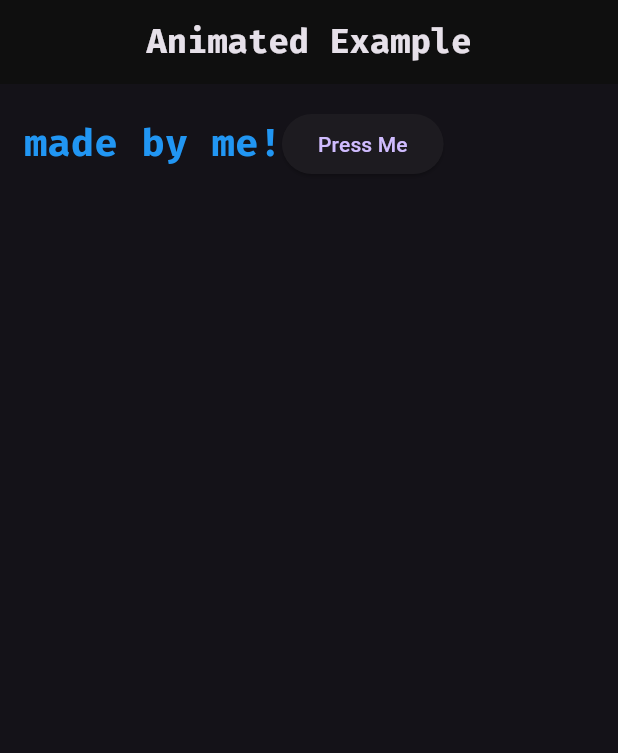
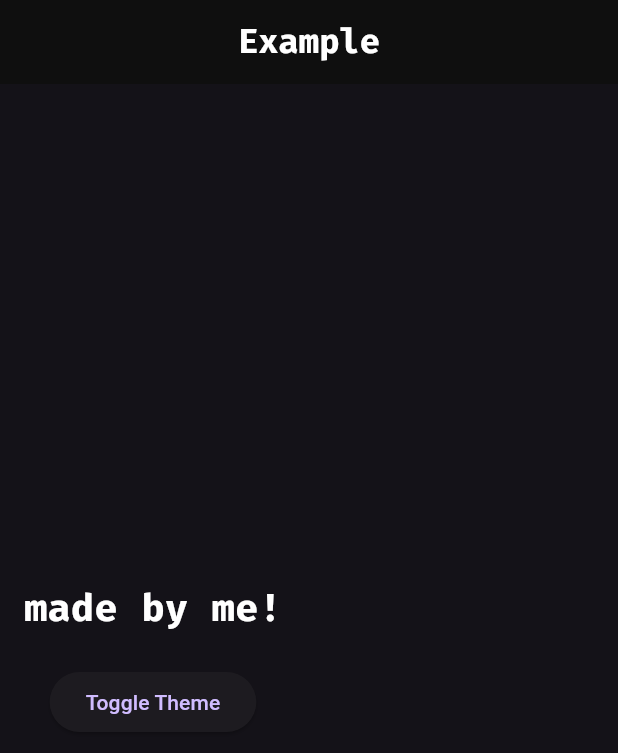
Before and after one commit to kirtimz/flutter, a Flutter app: the screen it shows after launch, on a phone screen of 412 x 824 dp. Shown: the top 753 px of the screen. Run offline on Flutter 3.47's test engine with Material 3 defaults, Android fonts, the phone set to English and light mode, and no system bars.

Commit message:
added theme changer

```diff
--- a/lib/main.dart
+++ b/lib/main.dart
@@ -10,40 +10,57 @@ class MyApp extends StatefulWidget {
 }
 
 class _MyAppState extends State<MyApp> {
-  bool _isBlue = true;
+  ThemeData _currentTheme = ThemeData.dark();
+  Color _textColor = Colors.white;
 
-  void _toggleColor() {
+  void _toggleTheme() {
     setState(() {
-      _isBlue = !_isBlue;
+      _currentTheme = _currentTheme == ThemeData.dark()
+          ? ThemeData.light()
+          : ThemeData.dark();
+
+      // Обновление цвета текста после смены темы
+      _textColor = _currentTheme == ThemeData.dark() ? Colors.white : Colors.black;
     });
   }
 
   @override
   Widget build(BuildContext context) {
     return MaterialApp(
-      theme: ThemeData.dark(),
+      theme: _currentTheme,
       home: Scaffold(
         appBar: AppBar(
           title: const Text(
-            "Animated Example",
-            style: TextStyle(fontFamily: "FiraCode"),
+            "Example",
+            style: TextStyle(
+              fontFamily: "FiraCode",
+              color: Colors.white,
+            ),
           ),
           backgroundColor: Color.fromARGB(255, 15, 15, 15),
           centerTitle: true,
         ),
         body: GestureDetector(
-          onTap: _toggleColor,
+          onTap: _toggleTheme,
           child: Padding(
             padding: EdgeInsets.all(16.0),
-            child: Row(
+            child: Column(
+              mainAxisAlignment: MainAxisAlignment.center,
+              crossAxisAlignment: CrossAxisAlignment.center,
               children: [
-                Text("made by me!", style: TextStyle(fontFamily: "FiraCode", color: _isBlue ? Colors.blue : Colors.white, fontSize: 25)),
+                Text(
+                  "made by me!",
+                  style: TextStyle(
+                    fontFamily: "FiraCode",
+                    color: _textColor,
+                    fontSize: 25,
+                  ),
+                ),
+                SizedBox(height: 20),
                 ElevatedButton(
-                  onPressed: () {
-                    print('Button pressed');
-                  },
-                  child: Text('Press Me'),
-                )
+                  onPressed: _toggleTheme,
+                  child: Text('Toggle Theme'),
+                ),
               ],
             ),
           ),
```
